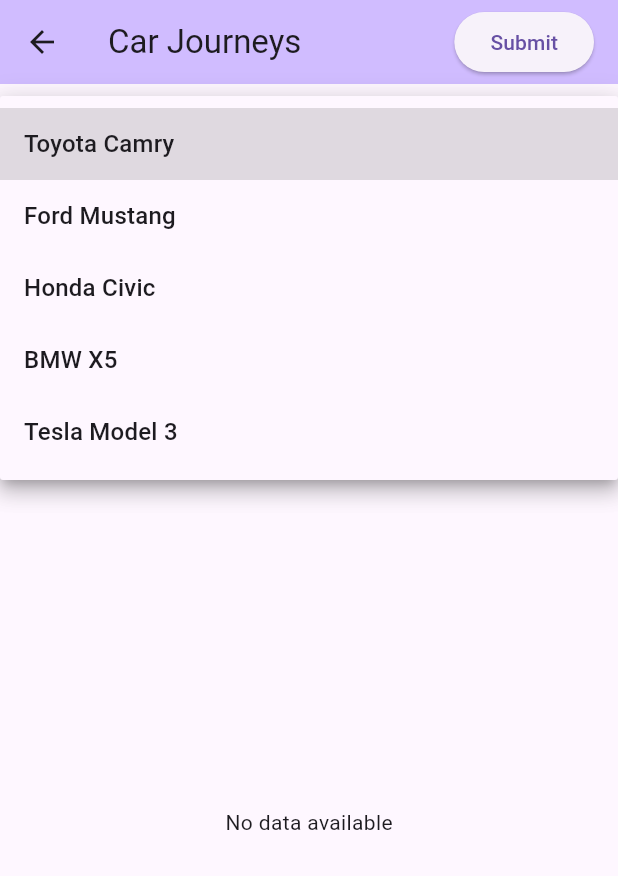
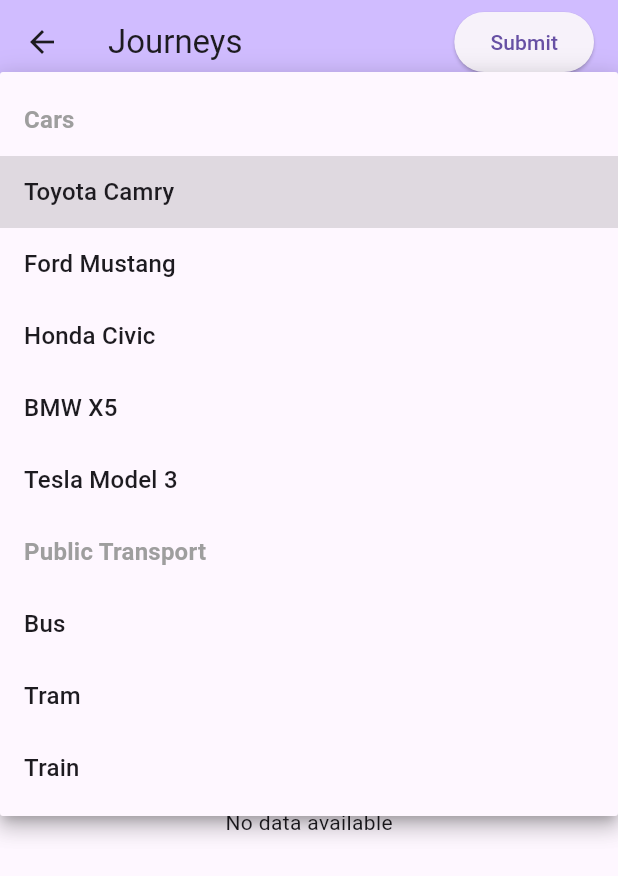
Before and after one commit to kn-kraken/carbon-tree, a Flutter app: the CarRoute screen opened directly, after a tap on "Toyota Camry", on a phone screen of 412 x 824 dp. Shown: the top 876 px of the screen. Run offline on Flutter 3.47's test engine with Material 3 defaults, Android fonts, the light colour scheme and no system bars; our stand-ins replace file_picker, localstorage, rive; missing offline and left inert: excel, flex_seed_scheme, google_ml_kit, pdfx, svg_path_parser.

Commit message:
public transport journeys

```diff
--- a/lib/car.dart
+++ b/lib/car.dart
@@ -9,6 +9,23 @@
   'BMW X5',
   'Tesla Model 3',
 ];
+
+const _publicTransport = [
+  'Bus',
+  'Tram',
+  'Train',
+];
+
+Map<String, double> emissionMultiplier = {
+  'Toyota Camry': 1,
+  'Ford Mustang': 2,
+  'Honda Civic': 1,
+  'BMW X5': 2,
+  'Tesla Model 3': 0.5,
+  'Bus': 0.1,
+  'Tram': 0.05,
+  'Train': 0.03,
+};
 
 class Journey {
   final String car;
@@ -25,12 +42,17 @@
 class _CarRouteState extends State<CarRoute> {
   final TextEditingController _kmController = TextEditingController();
   final List<String> _items = _cars;
+  final List<String> _itemsPublicTransport = _publicTransport;
   String _selectedItem = _cars[0];
   List<Journey> _listItems = []; // Empty list to start with
   final _formKey = GlobalKey<FormState>();
 
   double get totalCO2 {
-    return _listItems.fold<double>(0, (prev, journey) => prev + journey.distance * 0.01);
+    return _listItems.fold<double>(
+        0,
+        (prev, journey) =>
+            prev +
+            journey.distance * 0.01 * (emissionMultiplier[journey.car] ?? 1));
   }
 
   @override
@@ -41,12 +63,15 @@
         title: Row(
           mainAxisAlignment: MainAxisAlignment.spaceBetween,
           children: [
-            Text('Car Journeys'),
+            Text('Journeys'),
             ElevatedButton(
               onPressed: () {
                 Navigator.pushReplacement(
                   context,
-                  MaterialPageRoute(builder: (context) => Summary(co2: totalCO2,)),
+                  MaterialPageRoute(
+                      builder: (context) => Summary(
+                            co2: totalCO2,
+                          )),
                 );
               },
               child: const Text('Submit'),
@@ -72,12 +97,45 @@
                     });
                   }
                 },
-                items: _items.map<DropdownMenuItem<String>>((String value) {
-                  return DropdownMenuItem<String>(
-                    value: value,
-                    child: Text(value),
-                  );
-                }).toList(),
+                items: [
+                      const DropdownMenuItem<String>(
+                        value: 'Cars',
+                        enabled: false,
+                        child: Text(
+                          'Cars',
+                          style: TextStyle(
+                            fontWeight: FontWeight.bold,
+                            color: Colors.grey,
+                          ),
+                        ),
+                      )
+                    ] +
+                    _items.map<DropdownMenuItem<String>>((String value) {
+                      return DropdownMenuItem<String>(
+                        value: value,
+                        child: Text(value),
+                      );
+                    }).toList() +
+                    [
+                      const DropdownMenuItem<String>(
+                        value: 'Public Transport',
+                        enabled: false,
+                        child: Text(
+                          'Public Transport',
+                          style: TextStyle(
+                            fontWeight: FontWeight.bold,
+                            color: Colors.grey,
+                          ),
+                        ),
+                      )
+                    ] +
+                    _itemsPublicTransport
+                        .map<DropdownMenuItem<String>>((String value) {
+                      return DropdownMenuItem<String>(
+                        value: value,
+                        child: Text(value),
+                      );
+                    }).toList(),
               ),
               SizedBox(height: 16),
               TextFormField(
```
Also changed, not shown: 1 other file.
